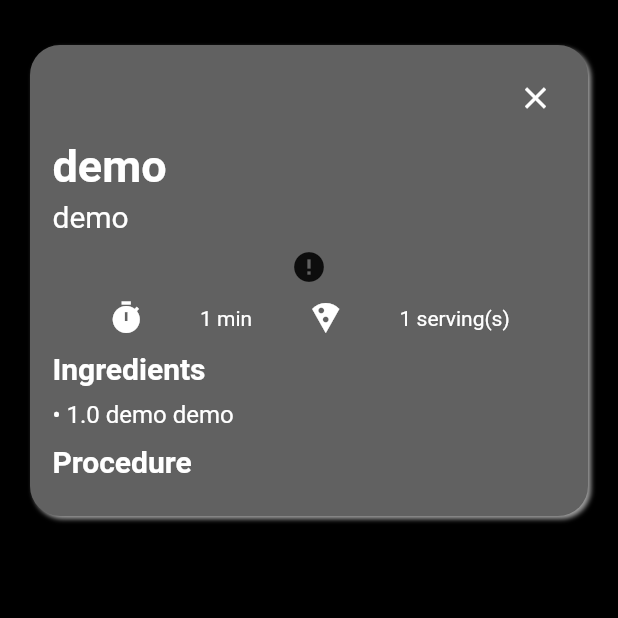
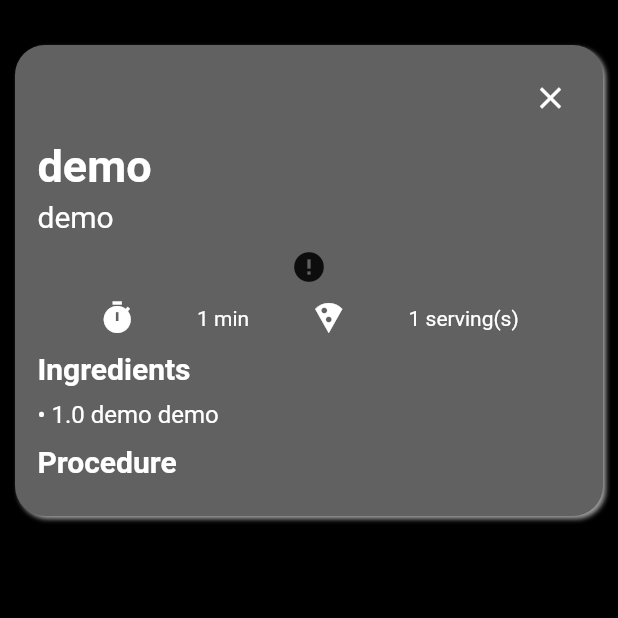
Before and after one commit to christopherlam888/recipe-ready-frontend, a Flutter app: the Recipe screen opened by its route, on a phone screen of 412 x 824 dp, the top half of it. Run offline on Flutter 3.47's test engine with Material 2 defaults, Android fonts, the light colour scheme and no system bars; drawn by our look-alikes of cached_network_image; our stand-ins replace flutter_slidable, grouped_list; missing offline and left inert: dart:ffi; network calls fail.

Commit message:
Adjust insets, tweak styling, fix utf-8 json decoding

```diff
--- a/lib/recipe.dart
+++ b/lib/recipe.dart
@@ -22,7 +22,7 @@ class _RecipeState extends State<Recipe> {
           ? Colors.black
           : Colors.grey.shade700,
       body: Padding(
-        padding: const EdgeInsets.symmetric(vertical: 30.0, horizontal: 20.0),
+        padding: const EdgeInsets.symmetric(vertical: 30.0, horizontal: 10.0),
         child: Container(
           decoration: BoxDecoration(
             color: Provider.of<StateTracker>(context, listen: true).darkMode
--- a/lib/state.dart
+++ b/lib/state.dart
@@ -198,7 +198,7 @@ class StateTracker extends ChangeNotifier {
     final response = await http.get(Uri.parse(
         "$ROOT_URL?limit=$limit&vegan=$vegan&vegetarian=$vegetarian&halal=$halal&no_tree_nuts=$noTreenuts&no_dairy=$noDairy&no_peanuts=$noPeanuts"));
     if (response.statusCode == 200) {
-      return (jsonDecode(response.body) as List)
+      return (jsonDecode(utf8.decode(response.bodyBytes)) as List)
           .map((i) => Recipe.fromJson(i))
           .toList();
     } else {
--- a/lib/today.dart
+++ b/lib/today.dart
@@ -102,7 +102,7 @@ class _TodayState extends State<Today> {
                                 children: [
                                   Row(
                                     mainAxisAlignment:
-                                        MainAxisAlignment.spaceEvenly,
+                                        MainAxisAlignment.spaceAround,
                                     children: [
                                       Column(
                                         children: [
@@ -129,7 +129,7 @@ class _TodayState extends State<Today> {
                                             CrossAxisAlignment.center,
                                         children: [
                                           Container(
-                                            width: 230,
+                                            width: 290,
                                             child: Text(
                                               state.todayRecipes[index].name,
                                               style: TextStyle(
```
